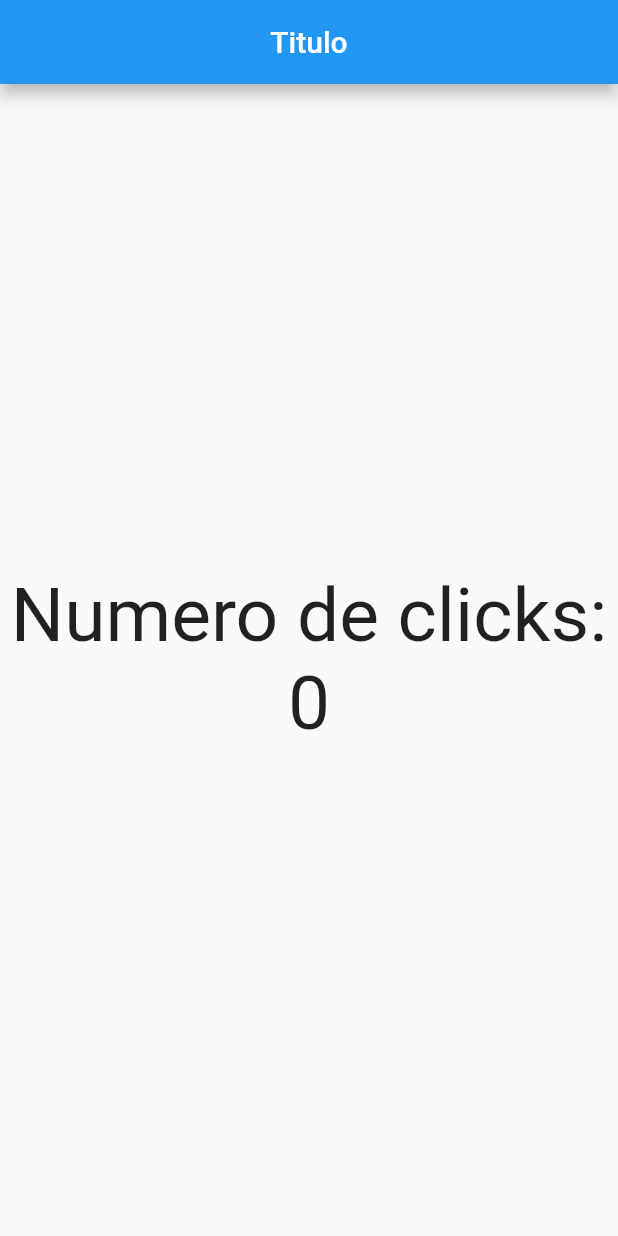
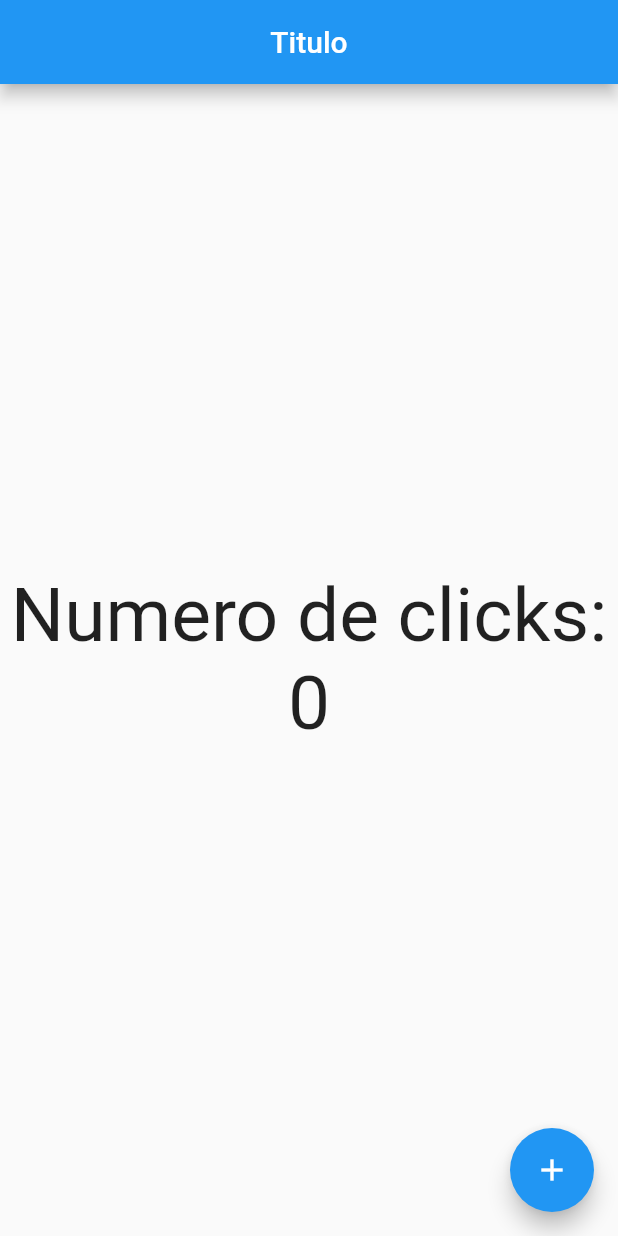
Before and after one commit to Viqui-Alaro/Aplicaci-nContador, a Flutter app: the screen it shows after launch, on a phone screen of 412 x 824 dp. Run offline on Flutter 3.47's test engine with Material 2 defaults, Android fonts, the phone set to English and light mode, and no system bars; missing offline and left inert: dart:html.

Commit message:
implementacion de floatingActionButton

```diff
--- a/lib/src/app.dart
+++ b/lib/src/app.dart
@@ -1,6 +1,5 @@
 
 import 'package:flutter/material.dart';
-
 
 
 import 'package:flutter_contador_/src/pages/home_page.dart';
--- a/lib/src/pages/home_page.dart
+++ b/lib/src/pages/home_page.dart
@@ -4,11 +4,8 @@ import 'package:flutter/material.dart';
 
 import 'package:flutter/material.dart';
 
-class HomePage extends StatelessWidget{
-
-
-final estiloTexto= new TextStyle( fontSize: 50);
-
+class HomePage extends StatelessWidget {
+  final estiloTexto = new TextStyle(fontSize: 50);
 
   @override
   Widget build(BuildContext context) {
@@ -18,17 +15,22 @@ final estiloTexto= new TextStyle( fontSize: 50);
         title: Text('Titulo'),
         centerTitle: true,
         elevation: 4.5,
-
       ),
       body: Center(
         child: Column(
           mainAxisAlignment: MainAxisAlignment.center,
-          children: [Text('Numero de clicks:',style:estiloTexto),
-          Text('0',style:estiloTexto)],
+          children: [
+            Text('Numero de clicks:', style: estiloTexto),
+            Text('0', style: estiloTexto)
+          ],
         ),
+      ),
+      floatingActionButton: FloatingActionButton(
+        child: Icon(Icons.add),
+        onPressed: () {
+          print('Hola Viqui');
+        },
       ),
     );
   }
-
-
 }
```
